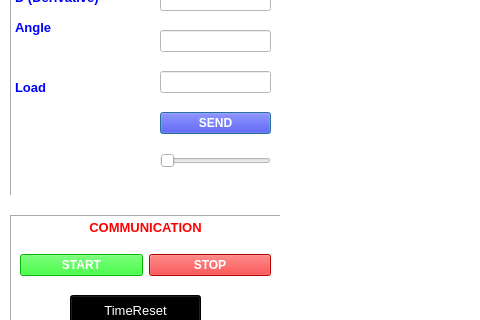
audoantrung123/Do_An_2, file TEST_DOAN2/secdialog.ui: the form before one commit; both pictures show x 0 to 480 and y 275 to 595 of the 1116 by 970 pixel window.
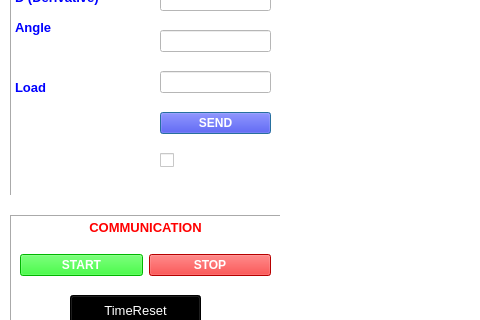
The form after the commit. Custom widgets are drawn as their Qt base class.

```diff
--- a/TEST_DOAN2/secdialog.ui
+++ b/TEST_DOAN2/secdialog.ui
@@ -89,12 +89,9 @@
      </widget>
     </item>
     <item>
-     <widget class="QSlider" name="load_slider">
-      <property name="maximum">
-       <number>100</number>
-      </property>
-      <property name="orientation">
-       <enum>Qt::Horizontal</enum>
+     <widget class="QCheckBox" name="checkBox">
+      <property name="text">
+       <string/>
       </property>
      </widget>
     </item>
```
